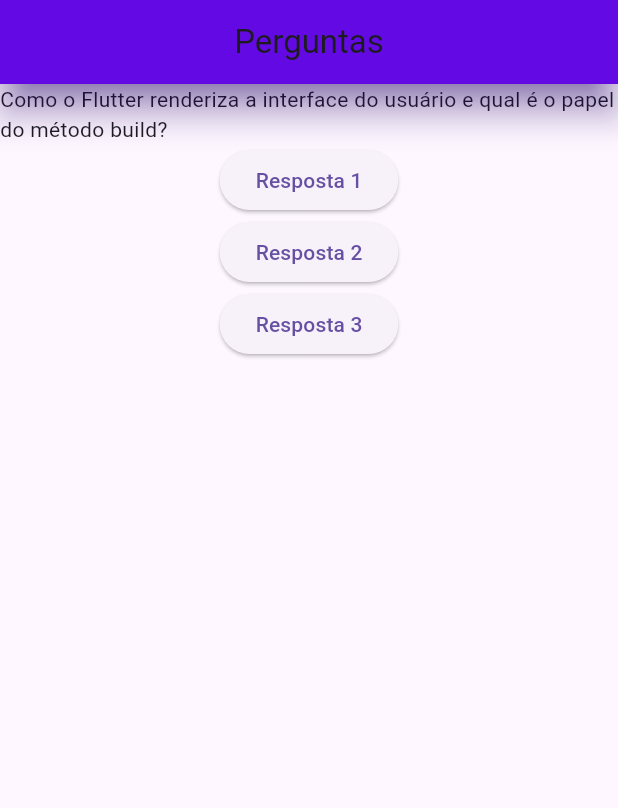
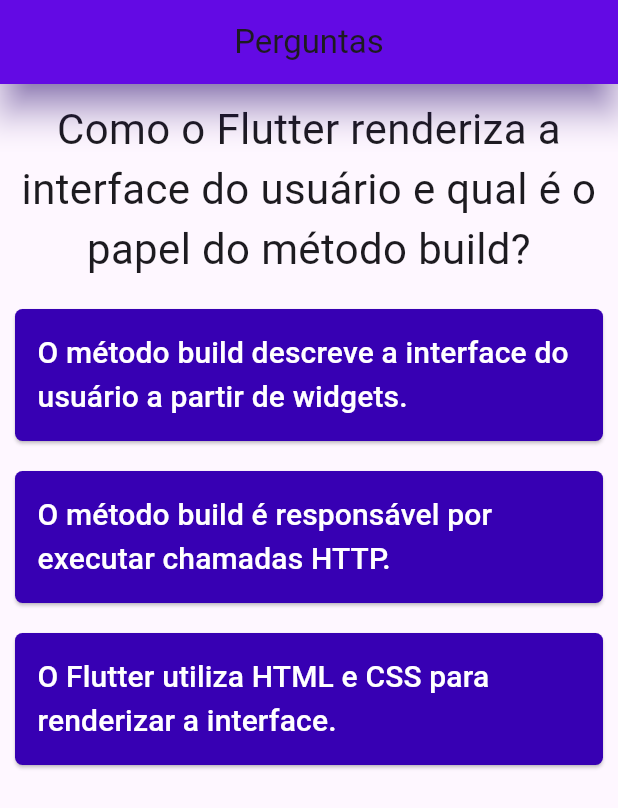
Before and after one commit to jady-sm-godoi/Flutter, a Flutter app: the screen it shows after launch, on a phone screen of 412 x 824 dp. Shown: the top 808 px of the screen. Run offline on Flutter 3.47's test engine with Material 3 defaults, Android fonts, the phone set to English and light mode, and no system bars.

Commit message:
feat: widget questao e resposta - condicionais para respostas

```diff
--- a/flutter_application_teste_jady/lib/main.dart
+++ b/flutter_application_teste_jady/lib/main.dart
@@ -1,32 +1,109 @@
-
 import 'package:flutter/material.dart';
+import './questao.dart';
+import './resposta.dart';
 
 void main(){
   runApp(PerguntaApp());
 }
 
-class PerguntaAppState extends State<PerguntaApp>{
-  var perguntaSelecionada = 0;
+class _PerguntaAppState extends State<PerguntaApp>{
 
-  void responder(){
-    setState(() {
-      perguntaSelecionada++;
-    });
-    print(perguntaSelecionada);
+  var _perguntaSelecionada = 0;
+
+  bool _correta = true;
+
+  final List<Map<String, Object>> _perguntas = const [
+      {
+        'pergunta': 'Como o Flutter renderiza a interface do usuário e qual é o papel do método build?',
+        'respostas': [
+          {'texto': 'O método build descreve a interface do usuário a partir de widgets.', 'correta': true},
+          {'texto': 'O método build é responsável por executar chamadas HTTP.', 'correta': false},
+          {'texto': 'O Flutter utiliza HTML e CSS para renderizar a interface.', 'correta': false},
+        ],
+      },
+      {
+        'pergunta': 'Qual a diferença prática entre StatelessWidget e StatefulWidget em uma aplicação Flutter?',
+        'respostas': [
+          {'texto': 'StatefulWidget pode manter e atualizar estado, enquanto StatelessWidget não.', 'correta': true},
+          {'texto': 'StatelessWidget é mais lento que StatefulWidget.', 'correta': false},
+          {'texto': 'StatefulWidget não pode receber parâmetros no construtor.', 'correta': false},
+        ],
+      },
+      {
+        'pergunta': 'Como funciona o gerenciamento de estado em uma aplicação Flutter?',
+        'respostas': [
+          {'texto': 'O estado pode ser gerenciado com setState ou soluções como Provider e Bloc.', 'correta': true},
+          {'texto': 'O Flutter gerencia automaticamente todo o estado da aplicação.', 'correta': false},
+          {'texto': 'O estado só pode ser alterado no método main.', 'correta': false},
+        ],
+      },
+      {
+        'pergunta': 'Explique o ciclo de vida de um StatefulWidget e seu impacto na aplicação.',
+        'respostas': [
+          {'texto': 'Inclui métodos como initState, build e dispose, que controlam criação e remoção.', 'correta': true},
+          {'texto': 'O ciclo de vida é composto apenas pelo método build.', 'correta': false},
+          {'texto': 'StatefulWidget não possui ciclo de vida.', 'correta': false},
+        ],
+      },
+      {
+        'pergunta': 'Como uma aplicação Flutter lida com layouts responsivos para diferentes tamanhos de tela?',
+        'respostas': [
+          {'texto': 'Utilizando widgets como MediaQuery, LayoutBuilder e Flex.', 'correta': true},
+          {'texto': 'Criando uma aplicação diferente para cada tamanho de tela.', 'correta': false},
+          {'texto': 'Usando apenas valores fixos de largura e altura.', 'correta': false},
+        ],
+      },
+      {
+        'pergunta': 'Como funciona a navegação entre telas em Flutter?',
+        'respostas': [
+          {'texto': 'Por meio do Navigator, usando push e pop ou rotas nomeadas.', 'correta': true},
+          {'texto': 'A navegação é feita automaticamente pelo Flutter.', 'correta': false},
+          {'texto': 'Cada tela deve ser criada em um projeto separado.', 'correta': false},
+        ],
+      },
+      {
+        'pergunta': 'Como o Dart trata operações assíncronas em uma aplicação Flutter?',
+        'respostas': [
+          {'texto': 'Utilizando Future, async/await e Stream.', 'correta': true},
+          {'texto': 'Executando tudo de forma síncrona para melhor performance.', 'correta': false},
+          {'texto': 'Apenas por meio de threads manuais.', 'correta': false},
+        ],
+      },
+    ];
+
+  void _responder(bool correta){
+    if (temPerguntaSelecionada){
+      setState(() {
+        if(correta){
+          print('Resposta correta!');
+          _perguntaSelecionada++;
+          _correta = true;
+        } else {
+          print('Resposta incorreta!');
+          _correta = false;
+        }
+      });
+    }
+  }
+
+  bool get temPerguntaSelecionada{
+    return _perguntaSelecionada < _perguntas.length;
   }
 
   @override
   Widget build(BuildContext context){
 
-    final List<String> perguntas = [
-      'Como o Flutter renderiza a interface do usuário e qual é o papel do método build?',
-      'Qual a diferença prática entre StatelessWidget e StatefulWidget em uma aplicação Flutter?',
-      'Como funciona o gerenciamento de estado em uma aplicação Flutter?',
-      'Explique o ciclo de vida de um StatefulWidget e seu impacto na aplicação.',
-      'Como uma aplicação Flutter lida com layouts responsivos para diferentes tamanhos de tela?',
-      'Como funciona a navegação entre telas em Flutter?',
-      'Como o Dart trata operações assíncronas em uma aplicação Flutter?',
-    ];
+    List<Map<String, Object>> respostas = temPerguntaSelecionada
+      ? _perguntas[_perguntaSelecionada]['respostas'] as List<Map<String, Object>>
+      : [];
+
+    List<Widget> widgetsRespostas = respostas
+      .map((resp) => Resposta(
+          respostaTexto: (resp)['texto'] as String,
+          onSelecionado: () => _responder(resp['correta'] as bool),
+        ))
+      .toList();
+
 
     return MaterialApp(
       home: Scaffold(
@@ -38,23 +115,13 @@
           shadowColor: Color(0xff3700b3),
         ),
         body: Center(
-          child: Column(
+          child: temPerguntaSelecionada ? Column(
             children: [
-              Text(perguntas[perguntaSelecionada]),
-              ElevatedButton(
-                onPressed: responder,
-                child: Text('Resposta 1'),
-              ),
-              ElevatedButton(
-                onPressed: responder,
-                child: Text('Resposta 2'),
-              ),
-              ElevatedButton(
-                onPressed: responder,
-                child: Text('Resposta 3'),
-              ),
+              Questao(pergunta: _perguntas[_perguntaSelecionada]['pergunta'] as String,),
+              ...widgetsRespostas,
+              !_correta ? Text( 'Alternativa errada!', style: TextStyle(fontSize: 24, color: Colors.red,), ) : SizedBox.shrink(),
             ],
-          ),
+          ) : null,
         ),
       ),
     );
@@ -65,7 +132,7 @@
   const PerguntaApp({super.key});
 
   @override
-  PerguntaAppState createState(){
-    return PerguntaAppState();
+  _PerguntaAppState createState(){
+    return _PerguntaAppState();
   }
 }
--- /dev/null
+++ b/flutter_application_teste_jady/lib/questao.dart
@@ -0,0 +1,21 @@
+import 'package:flutter/material.dart';
+
+class Questao extends StatelessWidget {
+
+  final String pergunta;
+
+  const Questao({required this.pergunta, super.key});
+
+  @override
+  Widget build(BuildContext context) {
+    return Container(
+      width: double.infinity,
+      margin: EdgeInsets.all(10),
+      child: Text(
+        pergunta,
+        style: TextStyle(fontSize: 28),
+        textAlign: TextAlign.center,
+      ),
+    );
+  }
+}
--- /dev/null
+++ b/flutter_application_teste_jady/lib/resposta.dart
@@ -0,0 +1,34 @@
+import 'package:flutter/material.dart';
+
+class Resposta extends StatelessWidget {
+
+  final String respostaTexto;
+  final VoidCallback onSelecionado;
+
+  const Resposta({required this.respostaTexto, required this.onSelecionado, super.key});
+
+  @override
+  Widget build(BuildContext context) {
+    return Container(
+      width: double.infinity,
+      margin: EdgeInsets.all(10),
+      child: ElevatedButton(
+                onPressed: onSelecionado,
+                style: ElevatedButton.styleFrom(
+                  backgroundColor: Color(0xff3700b3),
+                  padding: EdgeInsets.all(15),
+                  shape: RoundedRectangleBorder(
+                    borderRadius: BorderRadius.circular(5),
+                  ),
+                ),
+                child: Text(
+                  respostaTexto,
+                  style: TextStyle(
+                    color: Colors.white,
+                    fontSize: 20
+                    ),
+                  ),
+              ),
+    );
+  }
+}
```
